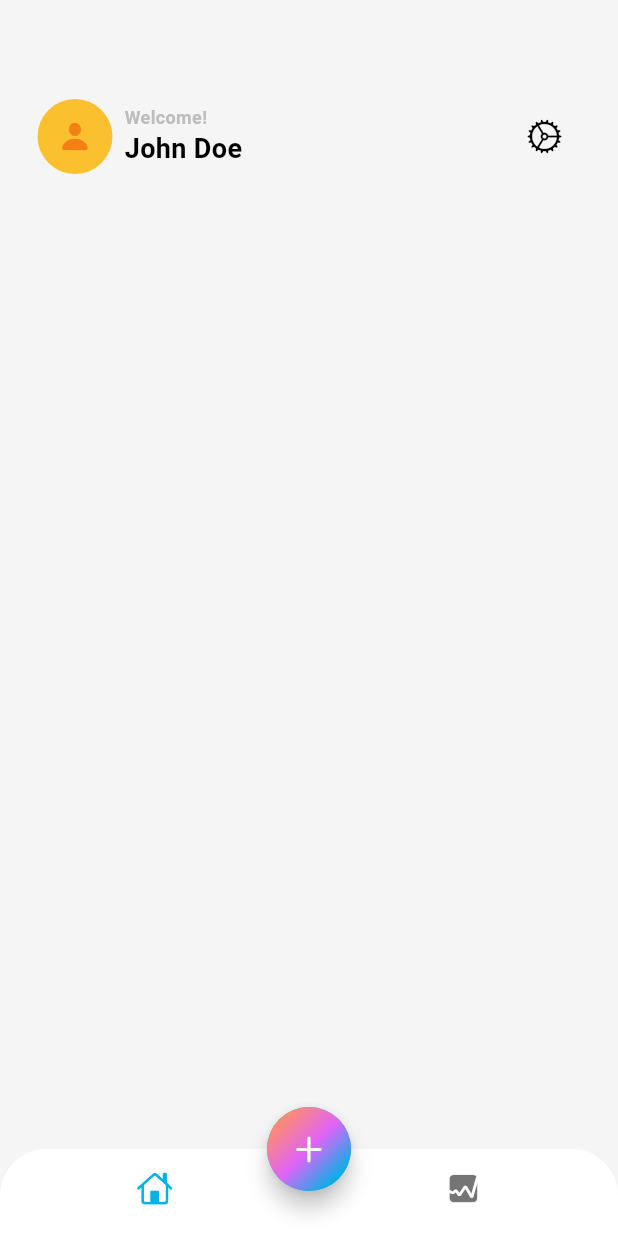
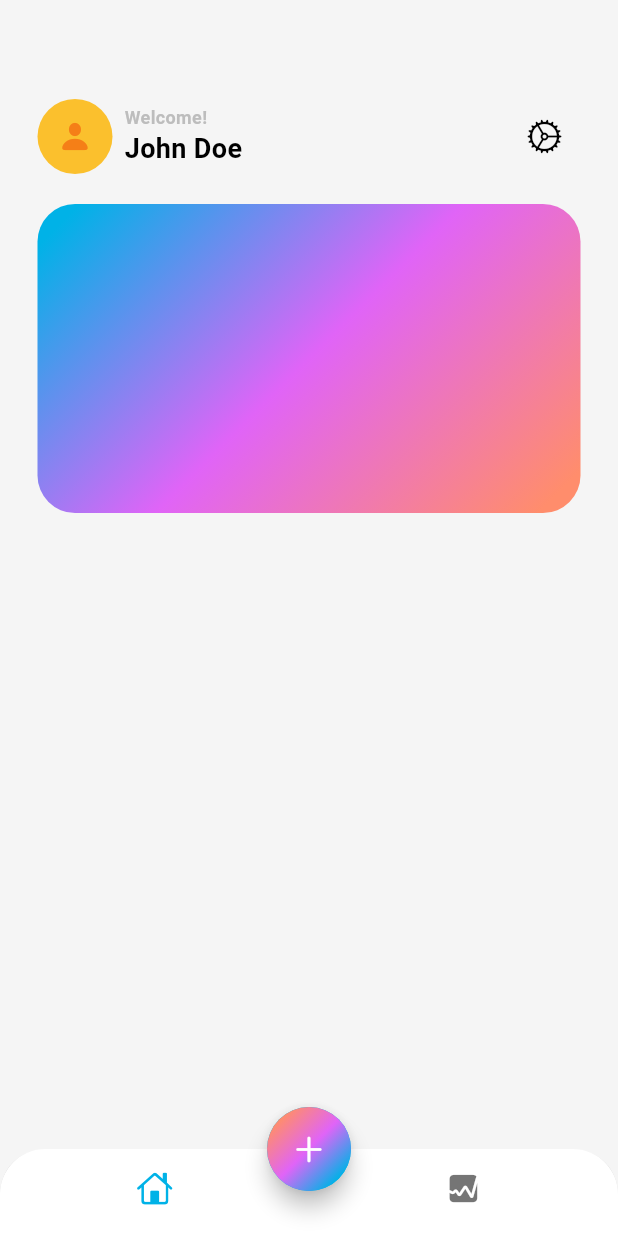
Before and after one commit to StaticBuilder/PERSONAL_FINANCE_TRACKER, a Flutter app: the screen it shows after launch, on a phone screen of 412 x 824 dp. Run offline on Flutter 3.47's test engine with Material 3 defaults, Android fonts, the phone set to English and light mode, and no system bars.

Commit message:
MainScreen.dart Modification 2 (39:43)

```diff
--- a/finance_tracker_app/lib/screens/home/views/main_screen.dart
+++ b/finance_tracker_app/lib/screens/home/views/main_screen.dart
@@ -1,3 +1,5 @@
+import 'dart:math';
+
 import 'package:flutter/cupertino.dart';
 import 'package:flutter/material.dart';
 
@@ -60,6 +62,22 @@ class MainScreen extends StatelessWidget {
                 IconButton(onPressed: () {}, icon: const Icon(CupertinoIcons.settings))
               ],
             ),
+            const SizedBox(height: 20,),
+            Container(
+              width: MediaQuery.of(context).size.width,
+              height: MediaQuery.of(context).size.width / 2,
+              decoration: BoxDecoration(
+                gradient: LinearGradient(
+                  colors: [
+                    Theme.of(context).colorScheme.primary,
+                    Theme.of(context).colorScheme.secondary,
+                    Theme.of(context).colorScheme.tertiary,
+                  ],
+                  transform: const GradientRotation(pi / 4),
+                ),
+                borderRadius: BorderRadius.circular(25),
+              )
+            )
           ]
         )
       )
```
